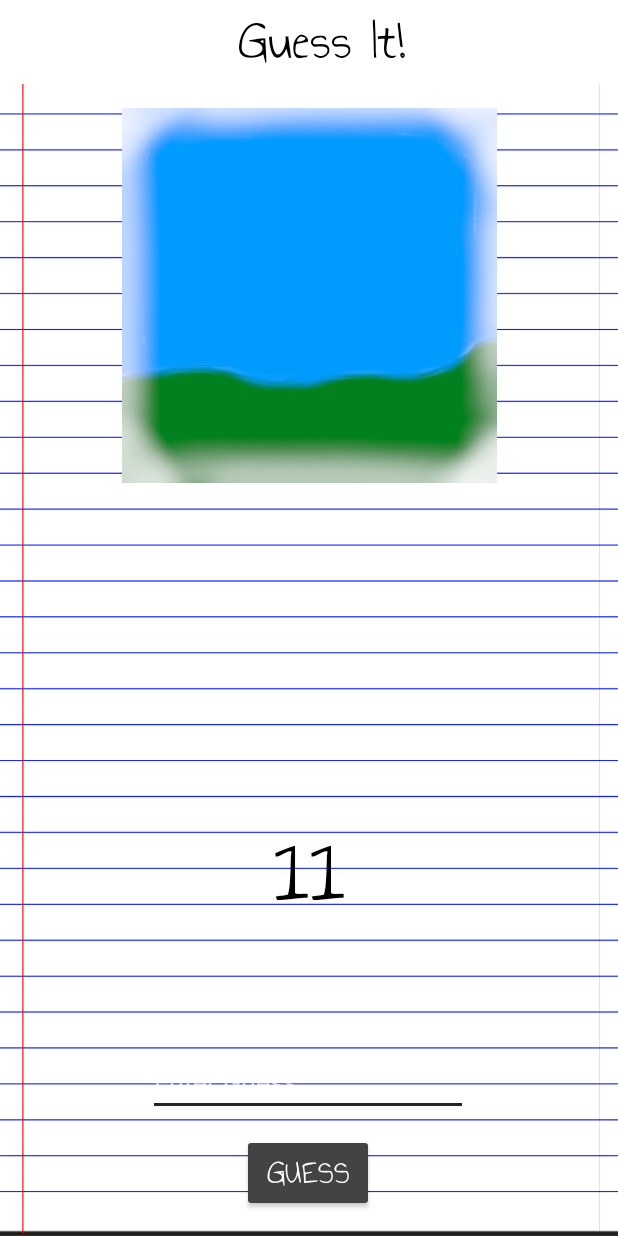
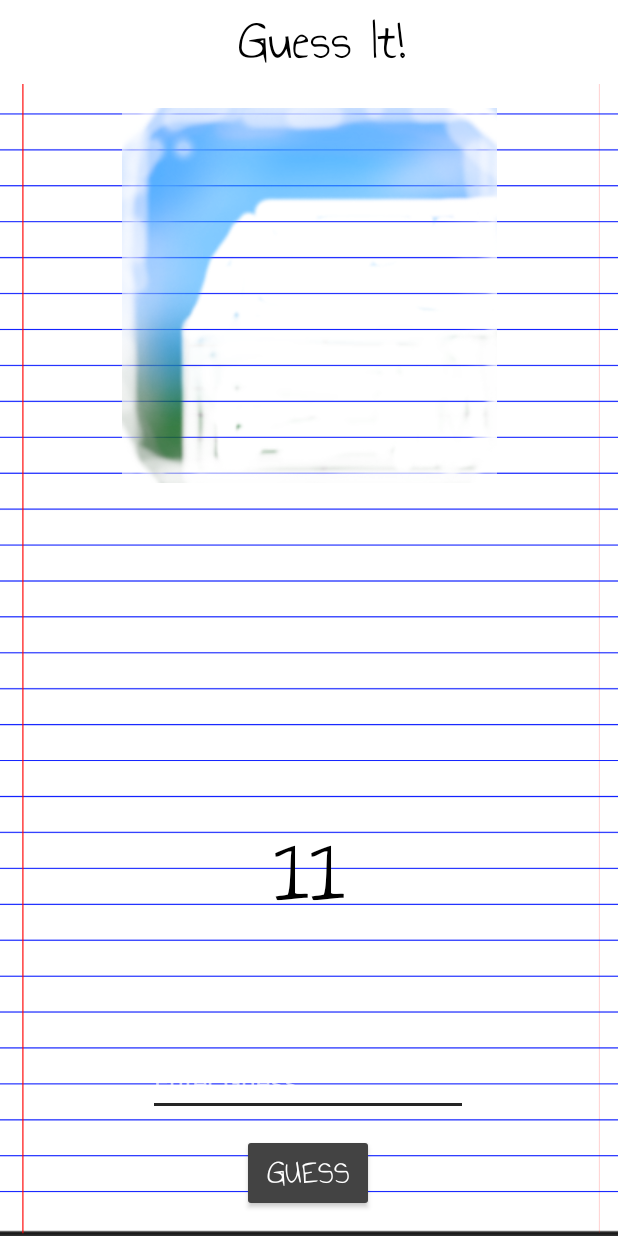
Before and after one commit to nick-k-dev/guessit, an Android app: the GameActivity screen opened directly, with no data from a screen before it, after a tap on "GUESS", on a phone screen of 412 x 824 dp. Run offline under Robolectric (Android 15) with nearby library versions, the phone set to English and light mode, and no system bars; libraries missing offline, so code that uses them is left out: com.google.mlkit.vision; 2 statements that could not run were skipped.

Commit message:
Redid game logic to account for winning and losing, added ability to reset game without loading a new activity, added new images and added todos and toast messages for ai

```diff
--- a/app/src/main/java/com/example/nksh/guessit/GameActivity.kt
+++ b/app/src/main/java/com/example/nksh/guessit/GameActivity.kt
@@ -1,43 +1,66 @@
 package com.example.nksh.guessit
 
 import android.content.DialogInterface
-import android.content.Intent
 import android.graphics.drawable.AnimationDrawable
-import androidx.appcompat.app.AppCompatActivity
 import android.os.Bundle
 import android.os.Handler
+import android.os.Looper
+import android.util.DisplayMetrics
+import android.view.Gravity
 import android.view.View
+import android.widget.EditText
 import android.widget.ImageView
 import android.widget.TextView
+import android.widget.Toast
 import androidx.appcompat.app.AlertDialog
+import androidx.appcompat.app.AppCompatActivity
 import androidx.core.view.drawToBitmap
 import com.google.mlkit.vision.common.InputImage
 import com.google.mlkit.vision.label.ImageLabeling
 import com.google.mlkit.vision.label.defaults.ImageLabelerOptions
 import java.util.*
 
+
 class GameActivity : AppCompatActivity() {
     companion object{
+        //TODO these fields need to be stored and retreived from shrared prefs or something similar
         var wins = 0
         var losses = 0
+        var ties = 0
+        var gamesPlayed = 0
+        var time = 0
+        val displayLength = 15
+        val numberOfFrames = 5
     }
-    private var categories = arrayListOf<Int>(R.drawable.flower_animation)
+    enum class WIN_STATUS {
+        WON, LOST, TIED
+    }
+    enum class GAME_STATUS {
+        INPROGRESS, OVER
+    }
+    private var animationCategories = arrayListOf<Int>(
+        R.drawable.flower_animation,
+        R.drawable.house_animation
+    )
+    private var answers = ArrayList<ArrayList<String>>()
+    private lateinit var aiGuesses: ArrayList<String>
+    private var aiGuessesIndex: Int = 0
+    private var index: Int = 0
+    private var status = GAME_STATUS.OVER
 
     private lateinit var imageView: ImageView
-    private val handler = Handler()
-    var timercount = 0
+    private lateinit var userInput: EditText
+    private lateinit var handler: Handler
+    private lateinit var frameAnimation: AnimationDrawable
+    private val labeler = ImageLabeling.getClient(ImageLabelerOptions.DEFAULT_OPTIONS)
+
+    var currentImageFrame = 0
     var endTime = Calendar.getInstance()
 
     override fun onCreate(savedInstanceState: Bundle?) {
         super.onCreate(savedInstanceState)
         setContentView(R.layout.activity_game)
-        endTime[Calendar.SECOND] += 15
-        handler.post(object : Runnable {
-            override fun run() {
-                handler.postDelayed(this, 1000)
-                updateTimer()
-            }
-        })
+
     }
 
     override fun onStart() {
@@ -45,39 +68,146 @@ class GameActivity : AppCompatActivity() {
         var toolbarText = findViewById<TextView>(R.id.toolbar_text)
         toolbarText.text = getString(R.string.game_title)
 
+        //TODO put into external function where we call to fill the data into the lists
+        answers.add(arrayListOf("flower"))
+        answers.add(arrayListOf("house", "building", "cabin"))
+        resetGame()
+    }
 
+    fun resetGame() {
+        aiGuesses = ArrayList()
+        handler = Handler(Looper.getMainLooper())
+        status = GAME_STATUS.INPROGRESS
+        currentImageFrame = 0
+        endTime = Calendar.getInstance()
+        endTime[Calendar.SECOND] += displayLength
+        handler.post(object : Runnable {
+            override fun run() {
+                handler.postDelayed(this, 1000)
+                updateTimer()
+            }
+        })
+        userInput = findViewById(R.id.guessInput)
         imageView = findViewById<View>(R.id.gameImageView) as ImageView
-        imageView.setBackgroundResource(categories.random())
-        val frameAnimation = imageView.background as AnimationDrawable
+        index = (0 until animationCategories.count()).random()
+        println("random num is $index")
+        imageView.setBackgroundResource(animationCategories[index])
+        frameAnimation = imageView.background as AnimationDrawable
         frameAnimation.start()
+    }
+
+    fun quitGame() {
+        finish()
+    }
+
+    fun endRound(winStatus: WIN_STATUS) {
+        status = GAME_STATUS.OVER
+        frameAnimation.stop()
+        var titleMessage = ""
+        when (winStatus) {
+            WIN_STATUS.WON -> {
+                titleMessage = getString(R.string.game_win)
+                wins++
+            }
+            WIN_STATUS.LOST -> {
+                titleMessage = getString(R.string.game_loss)
+                losses++
+            }
+            WIN_STATUS.TIED -> {
+                titleMessage = getString(R.string.game_tied)
+                ties++
+            }
+        }
+        MainActivity.amountOfRounds--
+        createAlertForUserInput(titleMessage)
+    }
+
+    fun checkAnswer(answer: String): Boolean {
+        for (word in answers[index]) {
+            if(word == answer)
+                return true
+        }
+        return false
     }
 
     fun onGuessButtonClick(view: View) {
         println("guess button clicked")
+        if (status != GAME_STATUS.OVER) {
+            val input = userInput.text.toString().toLowerCase()
+            userInput.text.clear()
+            println(input)
+            if(checkAnswer(input.toLowerCase())) {
+                println("You guessed correctly with $input")
+                endRound(WIN_STATUS.WON)
             }
+        }
+    }
+
+    private fun aiGuess() {
+        val image = InputImage.fromBitmap(imageView.drawToBitmap(), 0)
+        labeler.process(image)
+            .addOnSuccessListener { labels ->
+                println("identified image")
+                aiGuessesIndex = 0
+                aiGuesses = ArrayList()
+                for (label in labels) {
+                    println(label.text)
+                    aiGuesses.add(label.text)
+                    if(checkAnswer(label.text.toLowerCase())) {
+                        println("Guessed ${label.text} ai wins")
+                        val message = resources.getString(R.string.ai_win) + " " + label.text
+                        val myToast = Toast.makeText(applicationContext, message, Toast.LENGTH_LONG)
+                        myToast.setGravity(Gravity.CENTER, 0, 0)
+                        myToast.show()
+                        endRound(WIN_STATUS.LOST)
+                        break;
+                    }
+                }
+            }
+            .addOnFailureListener{ e->
+                println("failed to identify image")
+                println(e)
+            }
+    }
+
     fun updateTimer() {
+        if (status == GAME_STATUS.INPROGRESS) {
             val currentTime = Calendar.getInstance()
-
             val diff = endTime.timeInMillis - currentTime.timeInMillis
             val seconds = (diff / 1000) % 60
             val timerText = findViewById<TextView>(R.id.timerTextView)
             timerText.text = seconds.toString()
+            if (seconds == 5L) {
+                println("5 seconds left")
+                aiGuess()
+            }
+            if(seconds == 3L || seconds == 11L) {
+                if (aiGuesses.count() > 0 && aiGuessesIndex < aiGuesses.count()) {
+                    val unsure = resources.getStringArray(R.array.ai_unsure).random()
+                    val message = "$unsure ${aiGuesses[aiGuessesIndex]}"
+                    val myToast = Toast.makeText(applicationContext, message, Toast.LENGTH_LONG)
+                    myToast.setGravity(Gravity.CENTER, 0, 0)
+                    myToast.show()
+                    aiGuessesIndex++
+                }
+                else {
+                    val quip = resources.getStringArray(R.array.ai_quips).random()
+                    val myToast = Toast.makeText(applicationContext, quip, Toast.LENGTH_LONG)
+                    myToast.setGravity(Gravity.CENTER, 0, 0)
+                    myToast.show()
+                }
+            }
+
             endEvent(currentTime, endTime)
         }
-    private fun createAlert(didWin : Boolean) {
+    }
+    private fun createAlertForUserInput(titleMessage: String) {
         val dialogBuilder = AlertDialog.Builder(this)
 
-        var titleMessage = ""
-        if(didWin){
-            titleMessage = getString(R.string.game_win)
-            wins++
-        }else{
-            titleMessage = getString(R.string.game_loss)
-            losses++
-        }
-
+        //TODO replace alert functionality. Feels out of place and slows the game feel
+        //TODO replace with toasts and button to proceed to next round and on screen messages
+        //TODO along with final animation showing and put button in to go back and quit
         if(MainActivity.amountOfRounds > 0) {
-            MainActivity.amountOfRounds--
             // set message of alert dialog
             dialogBuilder.setMessage("You have ${MainActivity.amountOfRounds} games left. \nYour score is $wins Wins to $losses Losses")
                 // if the dialog is cancelable
@@ -86,23 +216,24 @@ class GameActivity : AppCompatActivity() {
                 .setPositiveButton(
                     getString(R.string.game_next),
                     DialogInterface.OnClickListener { _, _ ->
-                        val intent = Intent(this, GameActivity::class.java).apply {}
-                        startActivity(intent)
+                        resetGame()
                     })
-                .setNegativeButton(getString(R.string.game_main), DialogInterface.OnClickListener { _, _ ->
-                    val intent = Intent(this, MainActivity::class.java).apply {}
-                    startActivity(intent)
+                .setNegativeButton(
+                    getString(R.string.game_main),
+                    DialogInterface.OnClickListener { _, _ ->
+                        quitGame()
                     })
         }
         else{
             // set message of alert dialog
-            dialogBuilder.setMessage(getString(R.string.game_finished_all_rounds) + wins.toString() + " Wins to " + losses.toString() + " Losses" )
+            dialogBuilder.setMessage(getString(R.string.game_finished_all_rounds) + wins.toString() + " Wins to " + losses.toString() + " Losses")
                 // if the dialog is cancelable
                 .setCancelable(false)
                 // positive button text and action
-                .setNegativeButton(getString(R.string.game_main), DialogInterface.OnClickListener { _, _ ->
-                    val intent = Intent(this, MainActivity::class.java).apply {}
-                    startActivity(intent)
+                .setNegativeButton(
+                    getString(R.string.game_main),
+                    DialogInterface.OnClickListener { _, _ ->
+                        quitGame()
                     })
         }
         // create dialog box
@@ -113,31 +244,14 @@ class GameActivity : AppCompatActivity() {
         alert.show()
     }
 
-    private fun aiGuess() {
-        val image = InputImage.fromBitmap(imageView.drawToBitmap(), 0)
-        val labeler = ImageLabeling.getClient(ImageLabelerOptions.DEFAULT_OPTIONS)
-        labeler.process(image)
-            .addOnSuccessListener { labels ->
-                println("identified image")
-                for (label in labels) {
-                    println(label.text)
-                }
-            }
-            .addOnFailureListener{e->
-                println("failed to identify image")
-                println(e)
-            }
-    }
-
     private fun endEvent(currentdate: Calendar, eventdate: Calendar) {
-        if (currentdate.time >= eventdate.time) {
-            endTime[Calendar.SECOND] += 15
-            timercount++
-            if(timercount == 5) {
+        if (status != GAME_STATUS.OVER && currentdate.time >= eventdate.time) {
+            endTime[Calendar.SECOND] += displayLength
+            currentImageFrame++
+            if(currentImageFrame == numberOfFrames) {
                 handler.removeMessages(0)
-                createAlert(false)
-            }
-            aiGuess()
+                endRound(WIN_STATUS.TIED)
             }
         }
     }
+}
--- a/app/src/main/java/com/example/nksh/guessit/StatsActivity.kt
+++ b/app/src/main/java/com/example/nksh/guessit/StatsActivity.kt
@@ -13,6 +13,7 @@ class StatsActivity : AppCompatActivity() {
     }
 
     override fun onStart() {
+        //TODO add settings for sound
         super.onStart()
         var toolbarText = findViewById<TextView>(R.id.toolbar_text)
         toolbarText.text = getString(R.string.stats_title)
--- a/app/src/main/res/drawable/flower_animation.xml
+++ b/app/src/main/res/drawable/flower_animation.xml
@@ -1,6 +1,6 @@
 <animation-list xmlns:android="http://schemas.android.com/apk/res/android"
     android:oneshot="false">
-    <item android:drawable="@drawable/flower_color_1" android:duration="15000" android:fromAlpha="1.0" android:toAlpha="0.1"/>
+    <item android:drawable="@drawable/flower_color_1" android:duration="15000" />
     <item android:drawable="@drawable/flower_color_2" android:duration="15000" />
     <item android:drawable="@drawable/flower_color_3" android:duration="15000" />
     <item android:drawable="@drawable/flower_color_4" android:duration="15000" />
--- /dev/null
+++ b/app/src/main/res/drawable/house_animation.xml
@@ -0,0 +1,8 @@
+<animation-list xmlns:android="http://schemas.android.com/apk/res/android"
+    android:oneshot="false">
+    <item android:drawable="@drawable/house_1" android:duration="15000" />
+    <item android:drawable="@drawable/house_2" android:duration="15000" />
+    <item android:drawable="@drawable/house_3" android:duration="15000" />
+    <item android:drawable="@drawable/house_4" android:duration="15000" />
+    <item android:drawable="@drawable/house_5" android:duration="15000" />
+</animation-list>
--- a/app/src/main/res/values/strings.xml
+++ b/app/src/main/res/values/strings.xml
@@ -22,8 +22,38 @@
     <!-- Game finished strings-->
     <string name="game_win">You have won against the AI!</string>
     <string name="game_loss">You have lost against the AI!</string>
+    <string name="game_tied">You have tied against the AI!</string>
     <string name="game_next">Proceed to next game?</string>
     <string name="game_main">Quit to menu</string>
-    <string name="game_finished_all_rounds">That was your last round. Your score was:</string>
+    <string name="game_finished_all_rounds">That was your last round. Your score was: </string>
 
+    <string-array name="ai_quips">
+        <item>Huh... I have no idea</item>
+        <item>Is this even a drawing???</item>
+        <item>I\'m so moved by the art I can\'t think of an answer...</item>
+        <item>Fire the artists this isn\'t fair!</item>
+        <item>If this was 1\'s and 0\'s I\'d totally beat you</item>
+        <item>I could create better art in ms paint</item>
+        <item>Picasso would be proud of this... if proud meant disappointed</item>
+        <item>The artists better not quit their day job</item>
+        <item>The imagery moves me to tears... of pain!</item>
+        <item>Such soothing hues... do I like it?</item>
+        <item>1,2,3,4, I\'ve no guesses anymore</item>
+    </string-array>
+
+    <string-array name="ai_unsure">
+        <item>I think it\'s \</item>
+        <item>No wait it\s </item>
+        <item>Could be </item>
+        <item>It\'s obviously </item>
+        <item>Hmm maybe </item>
+        <item>A bird? A Plane? No it\'s </item>
+        <item>Judging by the Kandinsky like colours it must be </item>
+        <item>Brilliant it\'s </item>
+        <item>I\'ve got it it\'s </item>
+        <item>I dunno how about </item>
+        <item>I\'ve spent millions of hours preparing for this moment to guess </item>
+    </string-array>
+
+    <string name="ai_win">Victory! I\'ve got it! The word is </string>
 </resources>
```
Also changed, not shown: app/src/main/res/drawable/house_1.png (added), app/src/main/res/drawable/house_2.png (added), app/src/main/res/drawable/house_3.png (added), app/src/main/res/drawable/house_4.png (added), app/src/main/res/drawable/house_5.png (added). Lines whose indentation alone changed are shown as unchanged.
